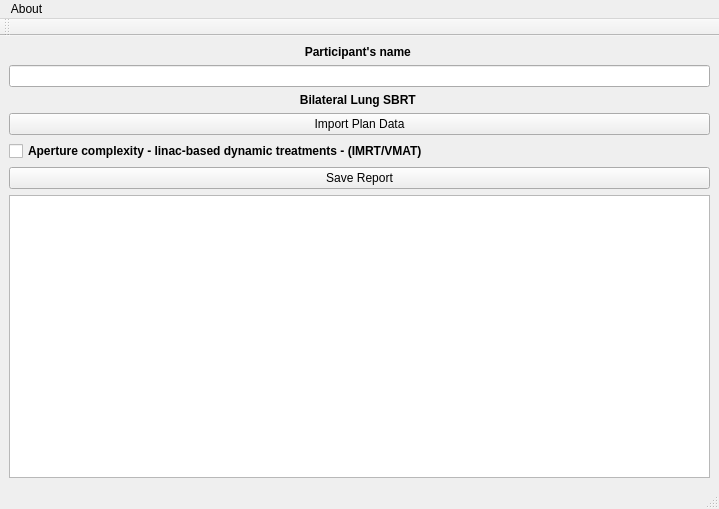
Old version of the form gui/PyPlanScoringLungSBRT.ui in the repository victorgabr/pps.
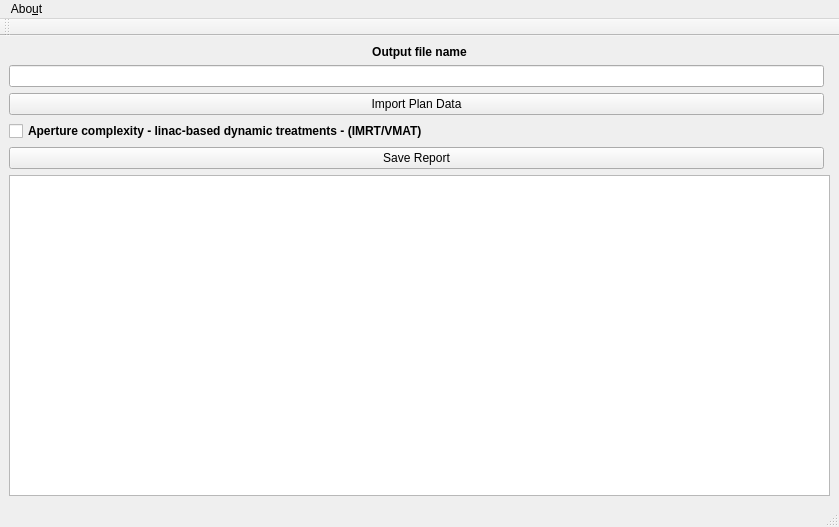
New version of the form. Icons and pictures are not drawn.

What changed in the file:
```diff
--- a/gui/PyPlanScoringLungSBRT.ui
+++ b/gui/PyPlanScoringLungSBRT.ui
@@ -6,8 +6,8 @@
    <rect>
     <x>0</x>
     <y>0</y>
-    <width>719</width>
-    <height>509</height>
+    <width>839</width>
+    <height>527</height>
    </rect>
   </property>
   <property name="windowTitle">
@@ -19,6 +19,9 @@
   </property>
   <widget class="QWidget" name="centralwidget">
    <layout class="QGridLayout" name="gridLayout">
+    <item row="9" column="0" colspan="2">
+     <widget class="QTextBrowser" name="textBrowser"/>
+    </item>
     <item row="5" column="0">
      <widget class="QPushButton" name="import_button">
       <property name="toolTip">
@@ -35,44 +38,6 @@
       </property>
      </widget>
     </item>
-    <item row="2" column="0">
-     <widget class="QLineEdit" name="lineEdit"/>
-    </item>
-    <item row="3" column="0">
-     <widget class="QLabel" name="label_2">
-      <property name="text">
-       <string>&lt;html&gt;&lt;head/&gt;&lt;body&gt;&lt;p align=&quot;center&quot;&gt;&lt;span style=&quot; font-weight:600;&quot;&gt;Bilateral Lung SBRT &lt;/span&gt;&lt;/p&gt;&lt;/body&gt;&lt;/html&gt;</string>
-      </property>
-     </widget>
-    </item>
-    <item row="7" column="0">
-     <widget class="QPushButton" name="save_reports_button">
-      <property name="toolTip">
-       <string>&lt;html&gt;&lt;head/&gt;&lt;body&gt;&lt;p&gt;&lt;span style=&quot; font-weight:600;&quot;&gt;Save
-                                constrains and evaluated scoring reports on *.xls file&lt;/span&gt;&lt;/p&gt;&lt;/body&gt;&lt;/html&gt;
-                            </string>
-      </property>
-      <property name="text">
-       <string>Save Report</string>
-      </property>
-      <property name="icon">
-       <iconset resource="../pyplanscoring/qt_ui/icons.qrc">
-        <normaloff>:/icons/export.png</normaloff>:/icons/export.png</iconset>
-      </property>
-     </widget>
-    </item>
-    <item row="1" column="0">
-     <widget class="QLabel" name="label">
-      <property name="text">
-       <string>&lt;html&gt;&lt;head/&gt;&lt;body&gt;&lt;p align=&quot;center&quot;&gt;&lt;span
-                                style=&quot; font-weight:600;&quot;&gt;Participant's name&lt;/span&gt;&lt;/p&gt;&lt;/body&gt;&lt;/html&gt;
-                            </string>
-      </property>
-     </widget>
-    </item>
-    <item row="9" column="0">
-     <widget class="QTextBrowser" name="textBrowser"/>
-    </item>
     <item row="6" column="0">
      <widget class="QCheckBox" name="complexity_check_box">
       <property name="font">
@@ -86,6 +51,32 @@
       </property>
      </widget>
     </item>
+    <item row="1" column="0" colspan="2">
+     <widget class="QLabel" name="label">
+      <property name="text">
+       <string>&lt;html&gt;&lt;head/&gt;&lt;body&gt;&lt;p align=&quot;center&quot;&gt;&lt;span style=&quot; font-weight:600;&quot;&gt;Output file name&lt;/span&gt;&lt;/p&gt;&lt;/body&gt;&lt;/html&gt;</string>
+      </property>
+     </widget>
+    </item>
+    <item row="7" column="0">
+     <widget class="QPushButton" name="save_reports_button">
+      <property name="toolTip">
+       <string>&lt;html&gt;&lt;head/&gt;&lt;body&gt;&lt;p&gt;&lt;span style=&quot; font-weight:600;&quot;&gt;Save
+                                constrains and evaluated scoring reports on *.xls file&lt;/span&gt;&lt;/p&gt;&lt;/body&gt;&lt;/html&gt;
+                            </string>
+      </property>
+      <property name="text">
+       <string>Save Report</string>
+      </property>
+      <property name="icon">
+       <iconset resource="../pyplanscoring/qt_ui/icons.qrc">
+        <normaloff>:/icons/export.png</normaloff>:/icons/export.png</iconset>
+      </property>
+     </widget>
+    </item>
+    <item row="2" column="0">
+     <widget class="QLineEdit" name="lineEdit"/>
+    </item>
    </layout>
   </widget>
   <widget class="QMenuBar" name="menubar">
@@ -93,13 +84,13 @@
     <rect>
      <x>0</x>
      <y>0</y>
-     <width>719</width>
-     <height>21</height>
+     <width>839</width>
+     <height>30</height>
     </rect>
    </property>
    <widget class="QMenu" name="menuAbout">
     <property name="title">
-     <string>About</string>
+     <string>Abo&amp;ut</string>
     </property>
     <addaction name="action_developer"/>
    </widget>
```
Left out of the diff: 4 changed lines with no effect on the pictures.
